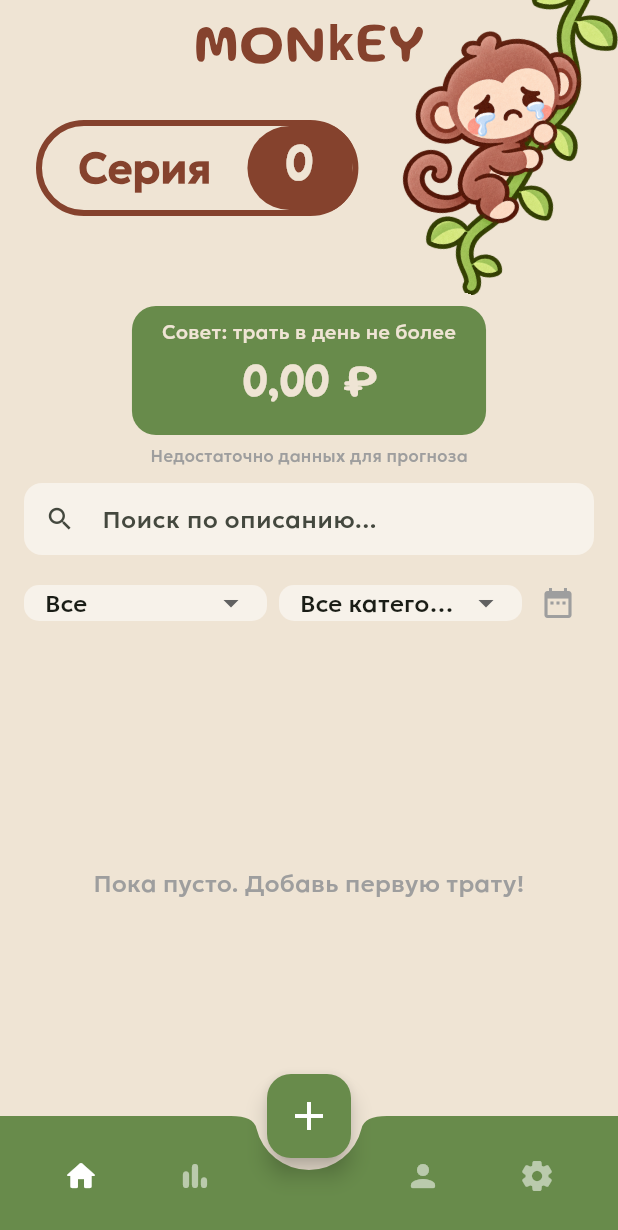
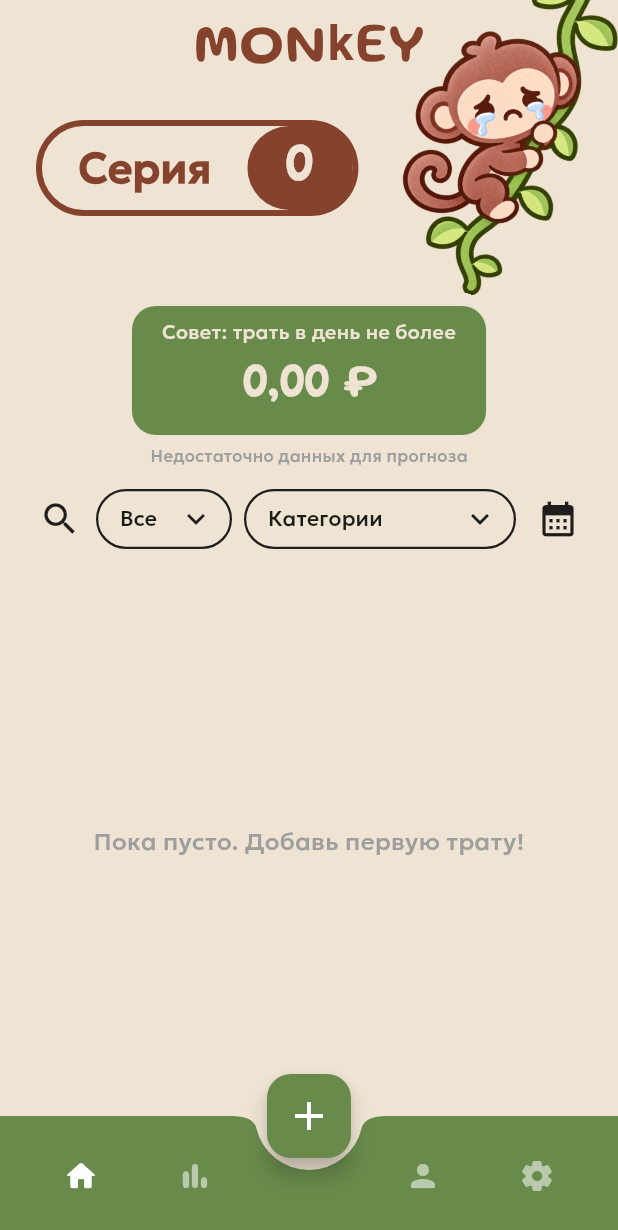
Before and after one commit to rinnlv/monkey_app, a Flutter app: the screen it shows after launch, on a phone screen of 412 x 824 dp. Shown: the top 1230 px of the screen. Run offline on Flutter 3.47's test engine with Material 3 defaults, Android fonts, the phone set to English and light mode, and no system bars; our stand-ins replace fl_chart, flutter_riverpod, flutter_svg, go_router, sqflite; accounts and stored records are empty.

Commit message:
новый дизайн: шапка, бюджеты, фильтры, поиск

```diff
--- a/lib/screens/home_screen.dart
+++ b/lib/screens/home_screen.dart
@@ -13,7 +13,7 @@ import '../widgets/monkey_header.dart';
 import '../widgets/safe_to_spend_widget.dart';
 import '../widgets/budget_progress.dart';
 import '../widgets/template_chips.dart';
-import '../widgets/custom_bottom_nav.dart'; // Импорт для нового нижнего бара
+import '../widgets/custom_bottom_nav.dart';
 
 class HomeScreen extends ConsumerStatefulWidget {
   const HomeScreen({super.key});
@@ -27,44 +27,60 @@ class _HomeScreenState extends ConsumerState<HomeScreen> {
   String _searchQuery = '';
   DateTimeRange? _dateRange;
 
+  // Состояние для отображения поиска
+  bool _isSearching = false;
+  final TextEditingController _searchController = TextEditingController();
+
+  @override
+  void dispose() {
+    _searchController.dispose();
+    super.dispose();
+  }
+
+  // Оформление для выпадающих списков
+  InputDecoration _dropdownDecoration() {
+    return InputDecoration(
+      contentPadding: const EdgeInsets.symmetric(horizontal: 12, vertical: 8),
+      isDense: true,
+      filled: true,
+      fillColor: Colors.transparent, // Прозрачный фон
+      enabledBorder: OutlineInputBorder(
+        borderRadius: BorderRadius.circular(20), // Капсула
+        borderSide: const BorderSide(color: Colors.black87, width: 1.5), // Черный контур
+      ),
+      focusedBorder: OutlineInputBorder(
+        borderRadius: BorderRadius.circular(20),
+        borderSide: const BorderSide(color: Color(0xFF85422D), width: 1.5),
+      ),
+    );
+  }
+
   @override
   Widget build(BuildContext context) {
     final transactionsAsync = ref.watch(transactionProvider);
     final categoriesAsync = ref.watch(categoryProvider);
 
-    // Проверяем, открыта ли клавиатура
     final isKeyboardOpen = MediaQuery.of(context).viewInsets.bottom > 0;
 
     return Scaffold(
-      // AppBar полностью удален!
-
-      // Новая круглая кнопка по центру
       floatingActionButton: FloatingActionButton(
         onPressed: () => context.push('/add'),
-        backgroundColor: const Color(0xFF688B4B), // Зеленый цвет
+        backgroundColor: const Color(0xFF688B4B),
         child: const Icon(Icons.add, color: Colors.white, size: 32),
       ),
       floatingActionButtonLocation: FloatingActionButtonLocation.centerDocked,
-
-      // Новый нижний бар
       bottomNavigationBar: const CustomBottomNav(currentIndex: 0),
 
-      // Оборачиваем всё в SafeArea, чтобы не налезало на статус-бар
       body: SafeArea(
         child: Column(
           children: [
-            // 1. Шапка (скрывается при клавиатуре)
             if (!isKeyboardOpen) const MonkeyHeader(),
-
-            // 2. Зеленая карточка с советом (скрывается при клавиатуре)
             if (!isKeyboardOpen) const SafeToSpendWidget(),
-
-            // 3. Прогресс-бар бюджета (скрывается при клавиатуре)
             if (!isKeyboardOpen) const BudgetProgress(),
 
-            // 4. Прогноз на следующий месяц (скрывается при клавиатуре)
             if (!isKeyboardOpen)
               FutureBuilder<List<double>>(
+                // ... (ваш старый код прогноза, я его не меняю)
                 future: DatabaseHelper().getMonthlyExpenseSums(3),
                 builder: (context, snapshot) {
                   if (!snapshot.hasData || snapshot.data!.length < 2) {
@@ -95,117 +111,17 @@ class _HomeScreenState extends ConsumerState<HomeScreen> {
                 },
               ),
 
-            // 5. Шаблоны
             const TemplateChips(),
-            const SizedBox(height: 4),
+            const SizedBox(height: 8),
 
-            // 6. Строка поиска
+            // 👇 НОВАЯ ПАНЕЛЬ ПОИСКА И ФИЛЬТРОВ 👇
             Padding(
-              padding: const EdgeInsets.fromLTRB(16, 4, 16, 0),
-              child: TextField(
-                decoration: InputDecoration(
-                  hintText: 'Поиск по описанию...',
-                  prefixIcon: const Icon(Icons.search, size: 20),
-                  isDense: true,
-                  filled: true,
-                  fillColor: Colors.white.withOpacity(0.5),
-                  contentPadding: const EdgeInsets.symmetric(vertical: 8),
-                  border: OutlineInputBorder(
-                    borderRadius: BorderRadius.circular(12),
-                    borderSide: BorderSide.none,
-                  ),
-                ),
-                onChanged: (val) => setState(() => _searchQuery = val),
-              ),
+              padding: const EdgeInsets.symmetric(horizontal: 16.0),
+              child: _isSearching
+                ? _buildSearchField() // Если поиск открыт - показываем поле ввода
+                : _buildFilterRow(categoriesAsync), // Если закрыт - показываем строку с фильтрами
             ),
-
-            // 7. Панель фильтров
-            Padding(
-              padding: const EdgeInsets.symmetric(horizontal: 16.0, vertical: 8.0),
-              child: Row(
-                children: [
-                  Expanded(
-                    child: DropdownButtonFormField<String>(
-                      value: _filterType,
-                      isExpanded: true,
-                      decoration: InputDecoration(
-                        contentPadding: const EdgeInsets.symmetric(horizontal: 10),
-                        isDense: true,
-                        filled: true,
-                        fillColor: Colors.white.withOpacity(0.5),
-                        border: OutlineInputBorder(
-                          borderRadius: BorderRadius.circular(10),
-                          borderSide: BorderSide.none,
-                        ),
-                      ),
-                      items: const [
-                        DropdownMenuItem(value: 'all', child: Text('Все')),
-                        DropdownMenuItem(value: 'expense', child: Text('Расходы')),
-                        DropdownMenuItem(value: 'income', child: Text('Доходы')),
-                      ],
-                      onChanged: (val) => setState(() => _filterType = val!),
-                    ),
-                  ),
-                  const SizedBox(width: 8),
-                  Expanded(
-                    child: categoriesAsync.when(
-                      data: (cats) => DropdownButtonFormField<int?>(
-                        value: _filterCategoryId,
-                        isExpanded: true,
-                        decoration: InputDecoration(
-                          contentPadding: const EdgeInsets.symmetric(horizontal: 10),
-                          isDense: true,
-                          filled: true,
-                          fillColor: Colors.white.withOpacity(0.5),
-                          border: OutlineInputBorder(
-                            borderRadius: BorderRadius.circular(10),
-                            borderSide: BorderSide.none,
-                          ),
-                        ),
-                        items: [
-                          const DropdownMenuItem(
-                            value: null,
-                            child: Text('Все категории', overflow: TextOverflow.ellipsis)
-                          ),
-                          ...cats.map((c) => DropdownMenuItem(
-                            value: c.id,
-                            child: Text(c.name, overflow: TextOverflow.ellipsis)
-                          )),
-                        ],
-                        onChanged: (val) => setState(() => _filterCategoryId = val),
-                      ),
-                      loading: () => const SizedBox(),
-                      error: (e, st) => const SizedBox(),
-                    ),
-                  ),
-                  IconButton(
-                    icon: Icon(Icons.date_range, color: _dateRange != null ? const Color(0xFF85422D) : Colors.grey),
-                    tooltip: 'Фильтр по дате',
-                    onPressed: () async {
-                      final picked = await showDateRangePicker(
-                        context: context,
-                        firstDate: DateTime(2020),
-                        lastDate: DateTime.now(),
-                        initialDateRange: _dateRange,
-                      );
-                      if (picked != null) {
-                        setState(() => _dateRange = picked);
-                      } else {
-                        setState(() => _dateRange = null);
-                      }
-                    },
-                  ),
-                  if (_dateRange != null)
-                    IconButton(
-                      icon: const Icon(Icons.clear, color: Colors.red),
-                      tooltip: 'Показать за всё время',
-                      onPressed: () {
-                        setState(() => _dateRange = null);
-                      },
-                    ),
-                ],
-              ),
-            ),
+            const SizedBox(height: 8),
 
             // 8. Список транзакций
             Expanded(
@@ -213,22 +129,18 @@ class _HomeScreenState extends ConsumerState<HomeScreen> {
                 loading: () => const Center(child: CircularProgressIndicator()),
                 error: (e, st) => Center(child: Text('Ошибка: $e')),
                 data: (transactions) {
+                  // ... (ваш старый код фильтрации, я его не меняю)
                   final filtered = transactions.where((t) {
                     if (_filterType != 'all' && t.type != _filterType) return false;
                     if (_filterCategoryId != null && t.categoryId != _filterCategoryId) return false;
-
                     if (_searchQuery.isNotEmpty &&
-                        (t.description == null || !t.description!.toLowerCase().contains(_searchQuery.toLowerCase()))) {
-                      return false;
-                    }
-
+                        (t.description == null || !t.description!.toLowerCase().contains(_searchQuery.toLowerCase()))) return false;
                     if (_dateRange != null) {
                       final tDate = DateTime(t.date.year, t.date.month, t.date.day);
                       final start = DateTime(_dateRange!.start.year, _dateRange!.start.month, _dateRange!.start.day);
                       final end = DateTime(_dateRange!.end.year, _dateRange!.end.month, _dateRange!.end.day);
                       if (tDate.isBefore(start) || tDate.isAfter(end)) return false;
                     }
-
                     return true;
                   }).toList();
 
@@ -238,7 +150,6 @@ class _HomeScreenState extends ConsumerState<HomeScreen> {
                     );
                   }
 
-                  // Группировка по датам
                   final grouped = <String, List<Transaction>>{};
                   for (var t in filtered) {
                     final dateStr = DateFormat('yyyy-MM-dd').format(t.date);
@@ -246,6 +157,7 @@ class _HomeScreenState extends ConsumerState<HomeScreen> {
                   }
 
                   return ListView.builder(
+                    // ... (ваш старый код ListView и карточек, я его не меняю)
                     itemCount: grouped.length,
                     itemBuilder: (context, index) {
                       final dateKey = grouped.keys.elementAt(index);
@@ -302,6 +214,7 @@ class _HomeScreenState extends ConsumerState<HomeScreen> {
                                 category: cat,
                                 onTap: () => context.push('/add?id=${t.id}'),
                                 onLongPress: () async {
+                                  // ... ваш старый код долгого нажатия ...
                                   showModalBottomSheet(
                                     context: context,
                                     builder: (ctx) => Wrap(
@@ -320,23 +233,17 @@ class _HomeScreenState extends ConsumerState<HomeScreen> {
                                           title: const Text('Сохранить как шаблон'),
                                           onTap: () async {
                                             Navigator.pop(ctx);
-
                                             final templateNameController = TextEditingController(text: t.description ?? 'Новый шаблон');
-
                                             final result = await showDialog<bool>(
                                               context: context,
                                               builder: (dialogCtx) => AlertDialog(
                                                 title: const Text('Новый шаблон'),
-                                                content: TextField(
-                                                  controller: templateNameController,
-                                                  decoration: const InputDecoration(labelText: 'Название шаблона'),
-                                                ),
+                                                content: TextField(controller: templateNameController, decoration: const InputDecoration(labelText: 'Название шаблона')),
                                                 actions: [
                                                   TextButton(onPressed: () => Navigator.pop(dialogCtx, false), child: const Text('Отмена')),
                                                   TextButton(
                                                     onPressed: () async {
                                                       if (templateNameController.text.trim().isEmpty) return;
-
                                                       await DatabaseHelper().insertTemplate({
                                                         'name': templateNameController.text.trim(),
                                                         'amount': t.amount,
@@ -344,9 +251,7 @@ class _HomeScreenState extends ConsumerState<HomeScreen> {
                                                         'description': t.description,
                                                         'type': t.type,
                                                       });
-
                                                       ref.invalidate(templatesProvider);
-
                                                       if (dialogCtx.mounted) Navigator.pop(dialogCtx, true);
                                                     },
                                                     child: const Text('Сохранить'),
@@ -354,11 +259,8 @@ class _HomeScreenState extends ConsumerState<HomeScreen> {
                                                 ],
                                               ),
                                             );
-
                                             if (result == true && context.mounted) {
-                                              ScaffoldMessenger.of(context).showSnackBar(
-                                                const SnackBar(content: Text('Шаблон сохранен!')),
-                                              );
+                                              ScaffoldMessenger.of(context).showSnackBar(const SnackBar(content: Text('Шаблон сохранен!')));
                                             }
                                           },
                                         ),
@@ -381,4 +283,115 @@ class _HomeScreenState extends ConsumerState<HomeScreen> {
       ),
     );
   }
+
+  // 👇 Виджет строки фильтров (Лупа + Списки + Календарь) 👇
+  Widget _buildFilterRow(AsyncValue<List<Category>> categoriesAsync) {
+    return Row(
+      children: [
+        // Кнопка поиска (Лупа)
+        IconButton(
+          icon: const Icon(Icons.search, color: Colors.black87, size: 28),
+          onPressed: () {
+            setState(() => _isSearching = true);
+          },
+        ),
+
+        // Выпадающий список типов
+        Expanded(
+          child: DropdownButtonFormField<String>(
+            value: _filterType,
+            isExpanded: true,
+            decoration: _dropdownDecoration(),
+            icon: const Icon(Icons.keyboard_arrow_down, color: Colors.black87),
+            items: const [
+              DropdownMenuItem(value: 'all', child: Text('Все', style: TextStyle(fontSize: 14))),
+              DropdownMenuItem(value: 'expense', child: Text('Расходы', style: TextStyle(fontSize: 14))),
+              DropdownMenuItem(value: 'income', child: Text('Доходы', style: TextStyle(fontSize: 14))),
+            ],
+            onChanged: (val) => setState(() => _filterType = val!),
+          ),
+        ),
+        const SizedBox(width: 8),
+
+        // Выпадающий список категорий
+        Expanded(
+          flex: 2, // Чуть шире, так как названия длиннее
+          child: categoriesAsync.when(
+            data: (cats) => DropdownButtonFormField<int?>(
+              value: _filterCategoryId,
+              isExpanded: true,
+              decoration: _dropdownDecoration(),
+              icon: const Icon(Icons.keyboard_arrow_down, color: Colors.black87),
+              items: [
+                const DropdownMenuItem(
+                  value: null,
+                  child: Text('Категории', style: TextStyle(fontSize: 14), overflow: TextOverflow.ellipsis)
+                ),
+                ...cats.map((c) => DropdownMenuItem(
+                  value: c.id,
+                  child: Text(c.name, style: const TextStyle(fontSize: 14), overflow: TextOverflow.ellipsis)
+                )),
+              ],
+              onChanged: (val) => setState(() => _filterCategoryId = val),
+            ),
+            loading: () => const SizedBox(),
+            error: (e, st) => const SizedBox(),
+          ),
+        ),
+        const SizedBox(width: 4),
+
+        // Кнопка календаря (или крестик сброса)
+        _dateRange != null
+          ? IconButton(
+              icon: const Icon(Icons.close, color: Colors.red, size: 24),
+              tooltip: 'Сбросить дату',
+              onPressed: () => setState(() => _dateRange = null),
+            )
+          : IconButton(
+              icon: const Icon(Icons.calendar_month, color: Colors.black87, size: 28),
+              onPressed: () async {
+                final picked = await showDateRangePicker(
+                  context: context,
+                  firstDate: DateTime(2020),
+                  lastDate: DateTime.now(),
+                  initialDateRange: _dateRange,
+                );
+                if (picked != null) {
+                  setState(() => _dateRange = picked);
+                }
+              },
+            ),
+      ],
+    );
+  }
+
+  // 👇 Виджет поля поиска (открывается по клику на лупу) 👇
+  Widget _buildSearchField() {
+    return TextField(
+      controller: _searchController,
+      autofocus: true,
+      decoration: InputDecoration(
+        hintText: 'Поиск по описанию...',
+        prefixIcon: const Icon(Icons.search),
+        suffixIcon: IconButton(
+          icon: const Icon(Icons.close),
+          onPressed: () {
+            setState(() {
+              _isSearching = false;
+              _searchQuery = '';
+              _searchController.clear();
+            });
+          },
+        ),
+        filled: true,
+        fillColor: Colors.white.withOpacity(0.5),
+        contentPadding: const EdgeInsets.symmetric(vertical: 12),
+        border: OutlineInputBorder(
+          borderRadius: BorderRadius.circular(20), // Капсула
+          borderSide: BorderSide.none,
+        ),
+      ),
+      onChanged: (val) => setState(() => _searchQuery = val),
+    );
+  }
 }
```
Also changed, not shown: lib/widgets/budget_progress.dart (+19 -18 lines), lib/widgets/template_chips.dart (+13 -7 lines), lib/widgets/transaction_tile.dart (+10 -8 lines).
